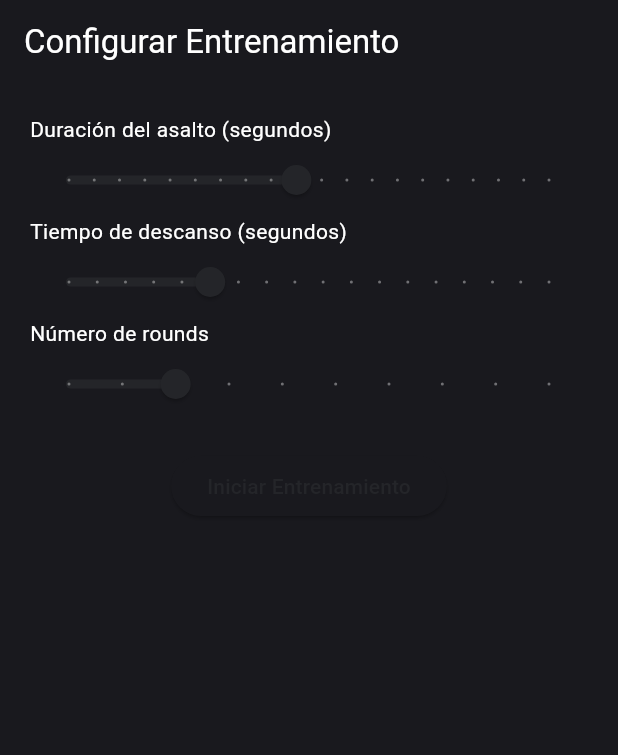
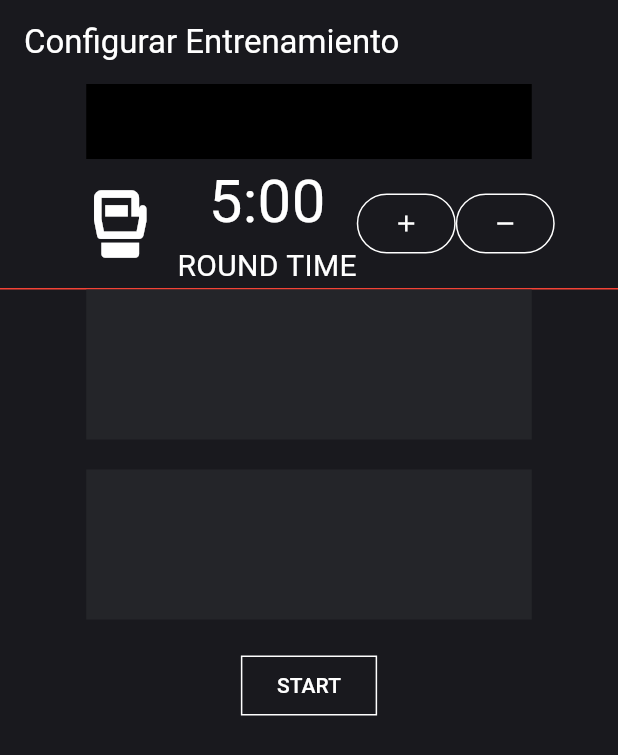
Before and after one commit to juancjr99/training_mma_timer, a Flutter app: the PreRoundScreen screen opened by its route, on a phone screen of 412 x 824 dp. Shown: the top 755 px of the screen. Run offline on Flutter 3.47's test engine with Material 3 defaults, Android fonts, the phone set to English and light mode, and no system bars; our stand-ins replace animate_do, equatable, flutter_bloc, go_router; statements that could not run were skipped.

Commit message:
Cambios en la disposicion de los action buttons y alguna funcionalidades

```diff
--- a/lib/config/router/app_router.dart
+++ b/lib/config/router/app_router.dart
@@ -4,7 +4,7 @@ import 'package:go_router/go_router.dart';
 import '../../presentation/screens/screens.dart';
 
 final appRouter = GoRouter(
-  initialLocation: '/pre_round',
+  initialLocation: '/timer',
   routes: [
     GoRoute(
       path: '/',
--- a/lib/presentation/screens/preround_screen.dart
+++ b/lib/presentation/screens/preround_screen.dart
@@ -18,71 +18,95 @@ class _PreRoundScreenState extends State<PreRoundScreen> {
   Widget build(BuildContext context) {
     return Scaffold(
       appBar: AppBar(title: Text("Configurar Entrenamiento")),
-      body: Padding(
-        padding: const EdgeInsets.all(20.0),
-        child: Column(
+      body:Column(
           crossAxisAlignment: CrossAxisAlignment.start,
           children: [
-            Text("Duración del asalto (segundos)"),
-            Slider(
-              value: roundDuration.toDouble(),
-              min: 30,
-              max: 600,
-              divisions: 19,
-              label: "$roundDuration",
-              onChanged: (value) {
-                setState(() {
-                  roundDuration = value.toInt();
-                });
-              },
+            Row(
+              mainAxisAlignment: MainAxisAlignment.center,
+              children: [
+                Container(
+                  height: 50,
+                  width: 297,
+                  decoration: BoxDecoration(
+                    color: Colors.black,
+
+                  ),
+                )
+              ],
             ),
-            Text("Tiempo de descanso (segundos)"),
-            Slider(
-              value: restDuration.toDouble(),
-              min: 10,
-              max: 180,
-              divisions: 17,
-              label: "$restDuration",
-              onChanged: (value) {
-                setState(() {
-                  restDuration = value.toInt();
-                });
-              },
+            Row(
+              mainAxisAlignment: MainAxisAlignment.center,
+              children: [
+                IconButton(onPressed: (){}, icon: const Icon(Icons.sports_mma_outlined,size: 60,),),
+                Column(mainAxisAlignment: MainAxisAlignment.center,
+                children: [
+                  Text('5:00',style: TextStyle(fontSize: 40, color: Colors.white),),
+                  Text('ROUND TIME',style: TextStyle(fontSize: 20, color: Colors.white),),
+
+                  ],),
+
+                OutlinedButton(
+                style: OutlinedButton.styleFrom(
+                  shape: RoundedRectangleBorder(
+                    borderRadius: BorderRadius.circular(100),
+                  ),
+                ),
+                onPressed: (){},
+                child: const Icon(Icons.add,color: Colors.white,),
+                ),
+
+                OutlinedButton(
+                style: OutlinedButton.styleFrom(
+                  shape: RoundedRectangleBorder(
+                    borderRadius: BorderRadius.circular(100),
+                  ),
+                ),
+                onPressed: (){},
+                child: const Icon(Icons.remove,color: Colors.white,),
+                ),
+
+              ],
             ),
-            Text("Número de rounds"),
-            Slider(
-              value: totalRounds.toDouble(),
-              min: 1,
-              max: 10,
-              divisions: 9,
-              label: "$totalRounds",
-              onChanged: (value) {
-                setState(() {
-                  totalRounds = value.toInt();
-                });
-              },
+            Container(height: 1,color: Colors.red,),
+            Row(
+              mainAxisAlignment: MainAxisAlignment.center,
+              children: [
+                Container(
+                  height: 100,
+                  width: 297,
+                  decoration: BoxDecoration(
+                    color: Color(0xFF242529),
+                  ),
+                )
+              ],
             ),
+            SizedBox(height: 20),
+            Row(
+              mainAxisAlignment: MainAxisAlignment.center,
+              children: [
+                Container(
+                  height: 100,
+                  width: 297,
+                  decoration: BoxDecoration(
+                  color: Color(0xFF242529),
 
+                  ),
+                )
+              ],
+            ),
             SizedBox(height: 20),
             Center(
-              child: ElevatedButton(
-                onPressed: () {
-                  BlocProvider.of<TimerBloc>(context).add(
-                    TimerStartedEvent(
-                      duration: roundDuration,
-                      rounds: totalRounds,
-                      restTime: restDuration,
-
-                    ),
-                  );
-                  Navigator.pushNamed(context, '/timer');
-                },
-                child: Text("Iniciar Entrenamiento"),
-              ),
+              child:  OutlinedButton(
+                style: OutlinedButton.styleFrom(
+                  shape: RoundedRectangleBorder(
+                    borderRadius: BorderRadius.circular(0),
+                  ),
+                ),
+                onPressed: (){},
+                child: const Text("START", style: TextStyle(color: Colors.white))),
             ),
           ],
         ),
-      ),
     );
   }
 }
```
Also changed, not shown: lib/presentation/bloc/timer_bloc.dart (+5 -2 lines), lib/presentation/screens/widgets/timer_actions.dart (+76 -21 lines).
